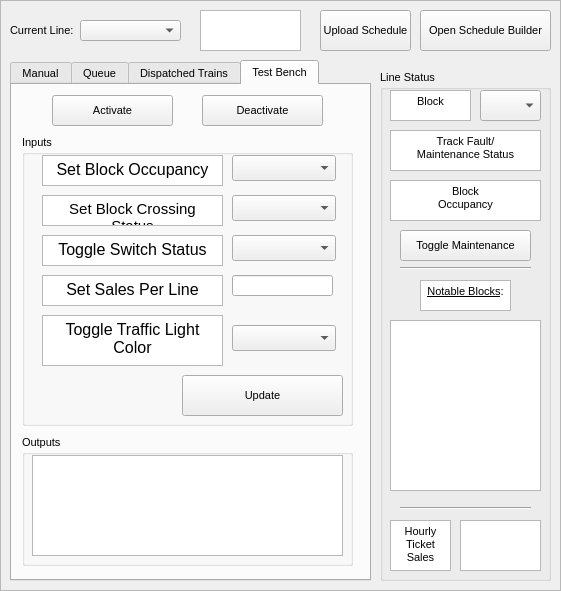
Above: Modules/CTC/Frontend/CTC_UI.ui from keshavshankar08/ECE1140 before the change. Below: the same form after it.
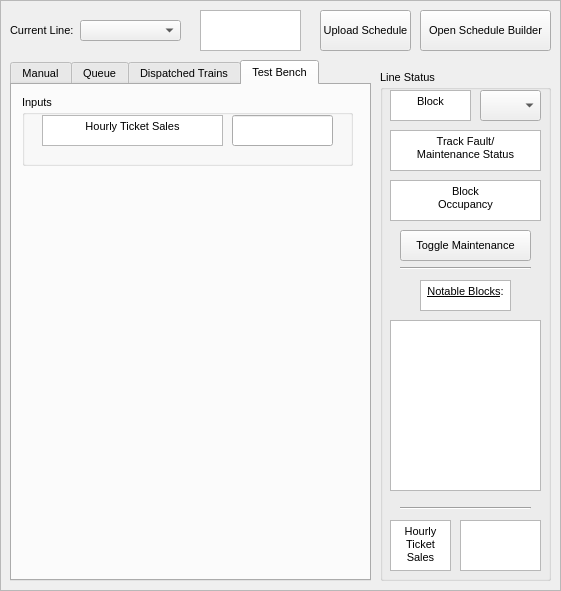
That is the form after the change. The open tabs and pages were chosen to show the change.

The edit to the form file:
```diff
--- a/Modules/CTC/Frontend/CTC_UI.ui
+++ b/Modules/CTC/Frontend/CTC_UI.ui
@@ -763,160 +763,19 @@
        <property name="geometry">
         <rect>
          <x>10</x>
-         <y>50</y>
+         <y>10</y>
          <width>331</width>
-         <height>291</height>
+         <height>71</height>
         </rect>
        </property>
        <property name="title">
         <string>Inputs</string>
        </property>
-       <widget class="QTextBrowser" name="TestSetBlockCrossingStatusLabel">
-        <property name="geometry">
-         <rect>
-          <x>20</x>
-          <y>60</y>
-          <width>181</width>
-          <height>31</height>
-         </rect>
-        </property>
-        <property name="font">
-         <font>
-          <family>Arial</family>
-         </font>
-        </property>
-        <property name="verticalScrollBarPolicy">
-         <enum>Qt::ScrollBarAlwaysOff</enum>
-        </property>
-        <property name="horizontalScrollBarPolicy">
-         <enum>Qt::ScrollBarAlwaysOff</enum>
-        </property>
-        <property name="html">
-         <string>&lt;!DOCTYPE HTML PUBLIC &quot;-//W3C//DTD HTML 4.0//EN&quot; &quot;http://www.w3.org/TR/REC-html40/strict.dtd&quot;&gt;
-&lt;html&gt;&lt;head&gt;&lt;meta name=&quot;qrichtext&quot; content=&quot;1&quot; /&gt;&lt;style type=&quot;text/css&quot;&gt;
-p, li { white-space: pre-wrap; }
-&lt;/style&gt;&lt;/head&gt;&lt;body style=&quot; font-family:'Arial'; font-size:8pt; font-weight:400; font-style:normal;&quot;&gt;
-&lt;p align=&quot;center&quot; style=&quot; margin-top:0px; margin-bottom:0px; margin-left:0px; margin-right:0px; -qt-block-indent:0; text-indent:0px;&quot;&gt;&lt;span style=&quot; font-family:'.AppleSystemUIFont'; font-size:11pt;&quot;&gt;Set Block Crossing Status&lt;/span&gt;&lt;/p&gt;&lt;/body&gt;&lt;/html&gt;</string>
-        </property>
-       </widget>
-       <widget class="QTextBrowser" name="TestSetBlockOccupancyLabel">
-        <property name="geometry">
-         <rect>
-          <x>20</x>
-          <y>20</y>
-          <width>181</width>
-          <height>31</height>
-         </rect>
-        </property>
-        <property name="font">
-         <font>
-          <family>Arial</family>
-         </font>
-        </property>
-        <property name="verticalScrollBarPolicy">
-         <enum>Qt::ScrollBarAlwaysOff</enum>
-        </property>
-        <property name="horizontalScrollBarPolicy">
-         <enum>Qt::ScrollBarAlwaysOff</enum>
-        </property>
-        <property name="html">
-         <string>&lt;!DOCTYPE HTML PUBLIC &quot;-//W3C//DTD HTML 4.0//EN&quot; &quot;http://www.w3.org/TR/REC-html40/strict.dtd&quot;&gt;
-&lt;html&gt;&lt;head&gt;&lt;meta name=&quot;qrichtext&quot; content=&quot;1&quot; /&gt;&lt;style type=&quot;text/css&quot;&gt;
-p, li { white-space: pre-wrap; }
-&lt;/style&gt;&lt;/head&gt;&lt;body style=&quot; font-family:'Arial'; font-size:8pt; font-weight:400; font-style:normal;&quot;&gt;
-&lt;p align=&quot;center&quot; style=&quot; margin-top:0px; margin-bottom:0px; margin-left:0px; margin-right:0px; -qt-block-indent:0; text-indent:0px;&quot;&gt;&lt;span style=&quot; font-family:'.AppleSystemUIFont'; font-size:12pt;&quot;&gt;Set Block Occupancy&lt;/span&gt;&lt;/p&gt;&lt;/body&gt;&lt;/html&gt;</string>
-        </property>
-       </widget>
-       <widget class="QTextBrowser" name="TestSetSwitchStatusLabel">
-        <property name="geometry">
-         <rect>
-          <x>20</x>
-          <y>100</y>
-          <width>181</width>
-          <height>31</height>
-         </rect>
-        </property>
-        <property name="font">
-         <font>
-          <family>Arial</family>
-         </font>
-        </property>
-        <property name="verticalScrollBarPolicy">
-         <enum>Qt::ScrollBarAlwaysOff</enum>
-        </property>
-        <property name="horizontalScrollBarPolicy">
-         <enum>Qt::ScrollBarAlwaysOff</enum>
-        </property>
-        <property name="html">
-         <string>&lt;!DOCTYPE HTML PUBLIC &quot;-//W3C//DTD HTML 4.0//EN&quot; &quot;http://www.w3.org/TR/REC-html40/strict.dtd&quot;&gt;
-&lt;html&gt;&lt;head&gt;&lt;meta name=&quot;qrichtext&quot; content=&quot;1&quot; /&gt;&lt;style type=&quot;text/css&quot;&gt;
-p, li { white-space: pre-wrap; }
-&lt;/style&gt;&lt;/head&gt;&lt;body style=&quot; font-family:'Arial'; font-size:8pt; font-weight:400; font-style:normal;&quot;&gt;
-&lt;p align=&quot;center&quot; style=&quot; margin-top:0px; margin-bottom:0px; margin-left:0px; margin-right:0px; -qt-block-indent:0; text-indent:0px;&quot;&gt;&lt;span style=&quot; font-family:'.AppleSystemUIFont'; font-size:12pt;&quot;&gt;Toggle Switch Status&lt;/span&gt;&lt;/p&gt;&lt;/body&gt;&lt;/html&gt;</string>
-        </property>
-       </widget>
-       <widget class="QComboBox" name="TestSetSwitchStatusValue">
-        <property name="geometry">
-         <rect>
-          <x>210</x>
-          <y>100</y>
-          <width>104</width>
-          <height>26</height>
-         </rect>
-        </property>
-        <property name="font">
-         <font>
-          <family>Arial</family>
-         </font>
-        </property>
-        <property name="maxCount">
-         <number>100</number>
-        </property>
-       </widget>
-       <widget class="QComboBox" name="TestSetBlockCrossingStatusValue">
-        <property name="geometry">
-         <rect>
-          <x>210</x>
-          <y>60</y>
-          <width>104</width>
-          <height>26</height>
-         </rect>
-        </property>
-        <property name="font">
-         <font>
-          <family>Arial</family>
-         </font>
-        </property>
-        <property name="maxCount">
-         <number>2</number>
-        </property>
-       </widget>
-       <widget class="QComboBox" name="TestSetBlockOccupancyValue">
-        <property name="enabled">
-         <bool>true</bool>
-        </property>
-        <property name="geometry">
-         <rect>
-          <x>210</x>
-          <y>20</y>
-          <width>104</width>
-          <height>26</height>
-         </rect>
-        </property>
-        <property name="font">
-         <font>
-          <family>Arial</family>
-         </font>
-        </property>
-        <property name="maxCount">
-         <number>100</number>
-        </property>
-       </widget>
        <widget class="QTextBrowser" name="TestSetSalesPerLineLabel">
         <property name="geometry">
          <rect>
           <x>20</x>
-          <y>140</y>
+          <y>20</y>
           <width>181</width>
           <height>31</height>
          </rect>
@@ -937,141 +796,19 @@
 &lt;html&gt;&lt;head&gt;&lt;meta name=&quot;qrichtext&quot; content=&quot;1&quot; /&gt;&lt;style type=&quot;text/css&quot;&gt;
 p, li { white-space: pre-wrap; }
 &lt;/style&gt;&lt;/head&gt;&lt;body style=&quot; font-family:'Arial'; font-size:8pt; font-weight:400; font-style:normal;&quot;&gt;
-&lt;p align=&quot;center&quot; style=&quot; margin-top:0px; margin-bottom:0px; margin-left:0px; margin-right:0px; -qt-block-indent:0; text-indent:0px;&quot;&gt;&lt;span style=&quot; font-family:'.AppleSystemUIFont'; font-size:12pt;&quot;&gt;Set Sales Per Line&lt;/span&gt;&lt;/p&gt;&lt;/body&gt;&lt;/html&gt;</string>
+&lt;p align=&quot;center&quot; style=&quot; margin-top:0px; margin-bottom:0px; margin-left:0px; margin-right:0px; -qt-block-indent:0; text-indent:0px;&quot;&gt;&lt;span style=&quot; font-family:'.AppleSystemUIFont';&quot;&gt;Hourly Ticket Sales&lt;/span&gt;&lt;/p&gt;&lt;/body&gt;&lt;/html&gt;</string>
         </property>
        </widget>
-       <widget class="QTextBrowser" name="TestSetTrafficLightColorLabel">
-        <property name="geometry">
-         <rect>
-          <x>20</x>
-          <y>180</y>
-          <width>181</width>
-          <height>51</height>
-         </rect>
-        </property>
-        <property name="font">
-         <font>
-          <family>Arial</family>
-         </font>
-        </property>
-        <property name="verticalScrollBarPolicy">
-         <enum>Qt::ScrollBarAlwaysOff</enum>
-        </property>
-        <property name="horizontalScrollBarPolicy">
-         <enum>Qt::ScrollBarAlwaysOff</enum>
-        </property>
-        <property name="html">
-         <string>&lt;!DOCTYPE HTML PUBLIC &quot;-//W3C//DTD HTML 4.0//EN&quot; &quot;http://www.w3.org/TR/REC-html40/strict.dtd&quot;&gt;
-&lt;html&gt;&lt;head&gt;&lt;meta name=&quot;qrichtext&quot; content=&quot;1&quot; /&gt;&lt;style type=&quot;text/css&quot;&gt;
-p, li { white-space: pre-wrap; }
-&lt;/style&gt;&lt;/head&gt;&lt;body style=&quot; font-family:'Arial'; font-size:8pt; font-weight:400; font-style:normal;&quot;&gt;
-&lt;p align=&quot;center&quot; style=&quot; margin-top:0px; margin-bottom:0px; margin-left:0px; margin-right:0px; -qt-block-indent:0; text-indent:0px;&quot;&gt;&lt;span style=&quot; font-family:'.AppleSystemUIFont'; font-size:12pt;&quot;&gt;Toggle Traffic Light Color&lt;/span&gt;&lt;/p&gt;&lt;/body&gt;&lt;/html&gt;</string>
-        </property>
-       </widget>
-       <widget class="QPushButton" name="TestUpdateButton">
-        <property name="geometry">
-         <rect>
-          <x>160</x>
-          <y>240</y>
-          <width>161</width>
-          <height>41</height>
-         </rect>
-        </property>
-        <property name="font">
-         <font>
-          <family>Arial</family>
-         </font>
-        </property>
-        <property name="text">
-         <string>Update</string>
-        </property>
-       </widget>
-       <widget class="QLineEdit" name="TestSetLineSalesInput">
+       <widget class="QLineEdit" name="set_ticket_sales">
         <property name="geometry">
          <rect>
           <x>210</x>
-          <y>140</y>
+          <y>20</y>
           <width>101</width>
-          <height>21</height>
+          <height>31</height>
          </rect>
         </property>
        </widget>
-       <widget class="QComboBox" name="TestSetTrafficLightValue">
-        <property name="geometry">
-         <rect>
-          <x>210</x>
-          <y>190</y>
-          <width>104</width>
-          <height>26</height>
-         </rect>
-        </property>
-        <property name="font">
-         <font>
-          <family>Arial</family>
-         </font>
-        </property>
-        <property name="maxCount">
-         <number>100</number>
-        </property>
-       </widget>
-      </widget>
-      <widget class="QGroupBox" name="TestBenchOutputs">
-       <property name="geometry">
-        <rect>
-         <x>10</x>
-         <y>350</y>
-         <width>331</width>
-         <height>131</height>
-        </rect>
-       </property>
-       <property name="title">
-        <string>Outputs</string>
-       </property>
-       <widget class="QPlainTextEdit" name="TestOutputsView">
-        <property name="geometry">
-         <rect>
-          <x>10</x>
-          <y>20</y>
-          <width>311</width>
-          <height>101</height>
-         </rect>
-        </property>
-        <property name="readOnly">
-         <bool>true</bool>
-        </property>
-        <property name="plainText">
-         <string/>
-        </property>
-       </widget>
-      </widget>
-      <widget class="QPushButton" name="TestBenchActivateButton">
-       <property name="geometry">
-        <rect>
-         <x>40</x>
-         <y>10</y>
-         <width>121</width>
-         <height>31</height>
-        </rect>
-       </property>
-       <property name="styleSheet">
-        <string notr="true"/>
-       </property>
-       <property name="text">
-        <string>Activate</string>
-       </property>
-      </widget>
-      <widget class="QPushButton" name="TestBenchDeactivateButton">
-       <property name="geometry">
-        <rect>
-         <x>190</x>
-         <y>10</y>
-         <width>121</width>
-         <height>31</height>
-        </rect>
-       </property>
-       <property name="text">
-        <string>Deactivate</string>
-       </property>
       </widget>
      </widget>
     </widget>
```
